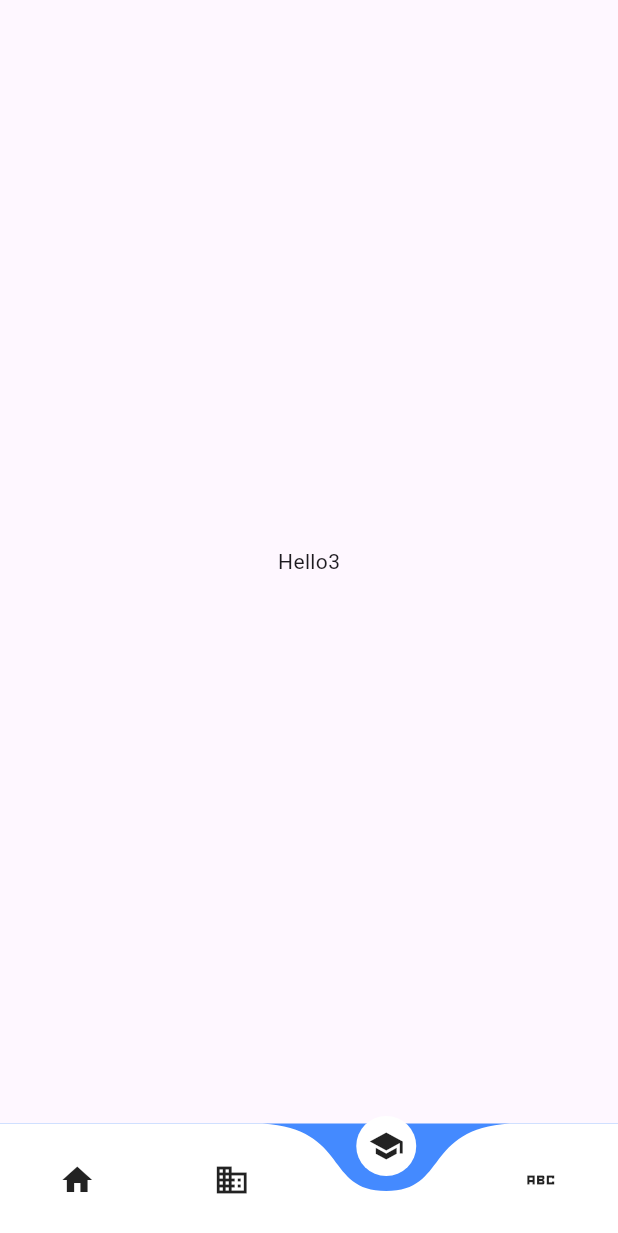
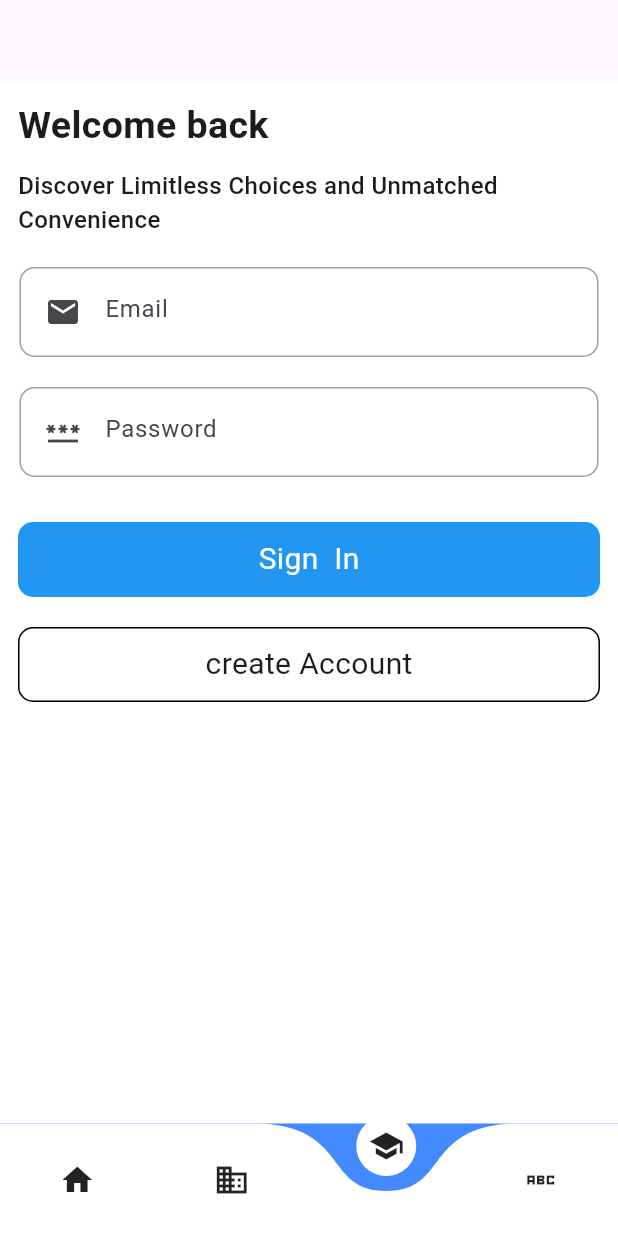
Before and after one commit to pranesh12/gadget_shop_app, a Flutter app: the screen it shows after launch, item 3 of the bottom bar chosen, on a phone screen of 412 x 824 dp. Shown: the top 1233 px of the screen. Run offline on Flutter 3.47's test engine with Material 3 defaults, Android fonts, the phone set to English and light mode, and no system bars; drawn by our look-alikes of curved_navigation_bar; our stand-ins replace badges.

Commit message:
register and login screen added

```diff
--- a/lib/main.dart
+++ b/lib/main.dart
@@ -13,7 +13,6 @@
     return MaterialApp(
       title: 'Gadget Shop',
       theme: ThemeData(
-        colorScheme: ColorScheme.fromSeed(seedColor: Colors.deepPurple),
         useMaterial3: true,
       ),
       home: const Home(),
--- a/lib/screens/home.dart
+++ b/lib/screens/home.dart
@@ -1,7 +1,9 @@
 import 'package:curved_navigation_bar/curved_navigation_bar.dart';
 import 'package:flutter/material.dart';
 import 'package:gadget_shop/screens/front.dart';
+import 'package:gadget_shop/screens/login.dart';
 import 'package:gadget_shop/screens/order_review.dart';
+import 'package:gadget_shop/screens/register.dart';
 import 'package:gadget_shop/screens/store.dart';
 
 class Home extends StatefulWidget {
@@ -16,9 +18,7 @@ class _HomeState extends State<Home> {
   final List<Widget> screens = [
     const Front(),
     const Store(),
-    const Center(
-      child: Text("Hello3"),
-    ),
+    const Login(),
     const OrderReview()
   ];
 
--- /dev/null
+++ b/lib/screens/login.dart
@@ -0,0 +1,154 @@
+import 'package:flutter/material.dart';
+import 'package:gadget_shop/screens/register.dart';
+
+class Login extends StatefulWidget {
+  const Login({Key? key}) : super(key: key);
+
+  @override
+  _LoginState createState() => _LoginState();
+}
+
+class _LoginState extends State<Login> {
+  @override
+  Widget build(BuildContext context) {
+    return Scaffold(
+      backgroundColor: Colors.white,
+      appBar: AppBar(
+        shadowColor: Colors.white,
+      ),
+      body: Container(
+        margin:
+            const EdgeInsetsDirectional.symmetric(horizontal: 12, vertical: 10),
+        child: Column(
+          children: [
+            Align(
+              alignment: Alignment.centerLeft,
+              child: const Text(
+                "Welcome back",
+                style: TextStyle(fontSize: 25, fontWeight: FontWeight.bold),
+              ),
+            ),
+            const SizedBox(
+              height: 10,
+            ),
+
+            const Text(
+              "Discover Limitless Choices and Unmatched Convenience",
+              style: TextStyle(fontSize: 16, fontWeight: FontWeight.w500),
+            ),
+            const SizedBox(
+              height: 10,
+            ),
+
+            //Email
+            Row(
+              children: [
+                //First name
+                Expanded(
+                    child: Container(
+                  margin:
+                      const EdgeInsets.symmetric(vertical: 10, horizontal: 1),
+                  padding: const EdgeInsets.symmetric(
+                      horizontal: 4,
+                      vertical: 5), // Padding inside the container
+                  decoration: BoxDecoration(
+                    color: Colors.white, // Background color of the input field
+                    borderRadius: BorderRadius.circular(
+                        10), // Border radius for rounded corners
+
+                    border: Border.all(
+                      color: Colors.grey, // Border color
+                      width: 1, // Border width
+                    ),
+                  ),
+                  child: TextFormField(
+                    decoration: const InputDecoration(
+                      prefixIcon:
+                          Icon(Icons.email), // Icon within the text field
+                      hintText: "Email",
+                      border: InputBorder.none, // Remove the default border
+                      contentPadding: EdgeInsets.symmetric(
+                          vertical: 10), // Adjust padding inside the text field
+                    ),
+                  ),
+                )),
+              ],
+            ),
+            //Password
+            Row(
+              children: [
+                //First name
+                Expanded(
+                    child: Container(
+                  margin:
+                      const EdgeInsets.symmetric(vertical: 10, horizontal: 1),
+                  padding: const EdgeInsets.symmetric(
+                      horizontal: 4,
+                      vertical: 5), // Padding inside the container
+                  decoration: BoxDecoration(
+                    color: Colors.white, // Background color of the input field
+                    borderRadius: BorderRadius.circular(
+                        10), // Border radius for rounded corners
+
+                    border: Border.all(
+                      color: Colors.grey, // Border color
+                      width: 1, // Border width
+                    ),
+                  ),
+                  child: TextFormField(
+                    decoration: const InputDecoration(
+                      prefixIcon:
+                          Icon(Icons.password), // Icon within the text field
+                      hintText: "Password",
+                      border: InputBorder.none, // Remove the default border
+                      contentPadding: EdgeInsets.symmetric(
+                          vertical: 10), // Adjust padding inside the text field
+                    ),
+                  ),
+                )),
+              ],
+            ),
+
+            const SizedBox(
+              height: 20,
+            ),
+            Container(
+              height: 50,
+              decoration: const BoxDecoration(
+                borderRadius: BorderRadius.all(Radius.circular(10)),
+                color: Colors.blue,
+              ),
+              child: const Center(
+                  child: Text(
+                "Sign  In",
+                style: TextStyle(color: Colors.white, fontSize: 20),
+              )),
+            ),
+
+            const SizedBox(
+              height: 20,
+            ),
+            InkWell(
+              onTap: () {
+                Navigator.push(context,
+                    MaterialPageRoute(builder: (context) => Register()));
+              },
+              child: Container(
+                height: 50,
+                decoration: BoxDecoration(
+                  border: Border.all(color: Colors.black),
+                  borderRadius: BorderRadius.all(Radius.circular(10)),
+                ),
+                child: const Center(
+                    child: Text(
+                  "create Account",
+                  style: TextStyle(fontSize: 20),
+                )),
+              ),
+            )
+          ],
+        ),
+      ),
+    );
+  }
+}
```
Also changed, not shown: lib/screens/register.dart (added, +184 -0 lines), 1 other file.
